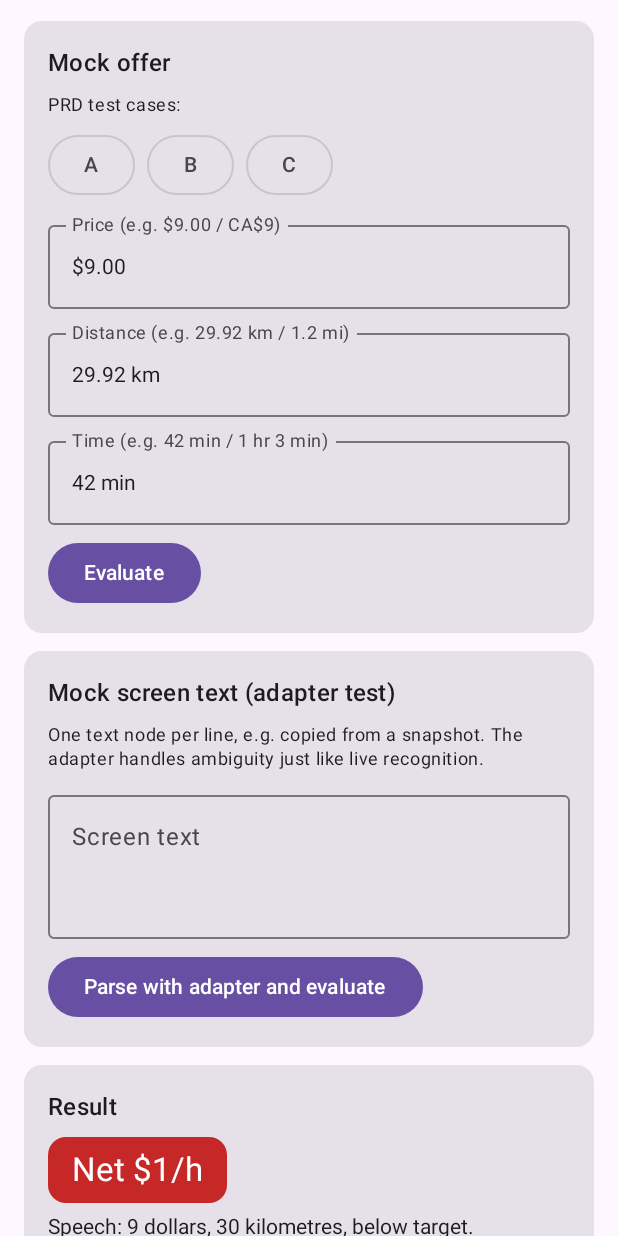
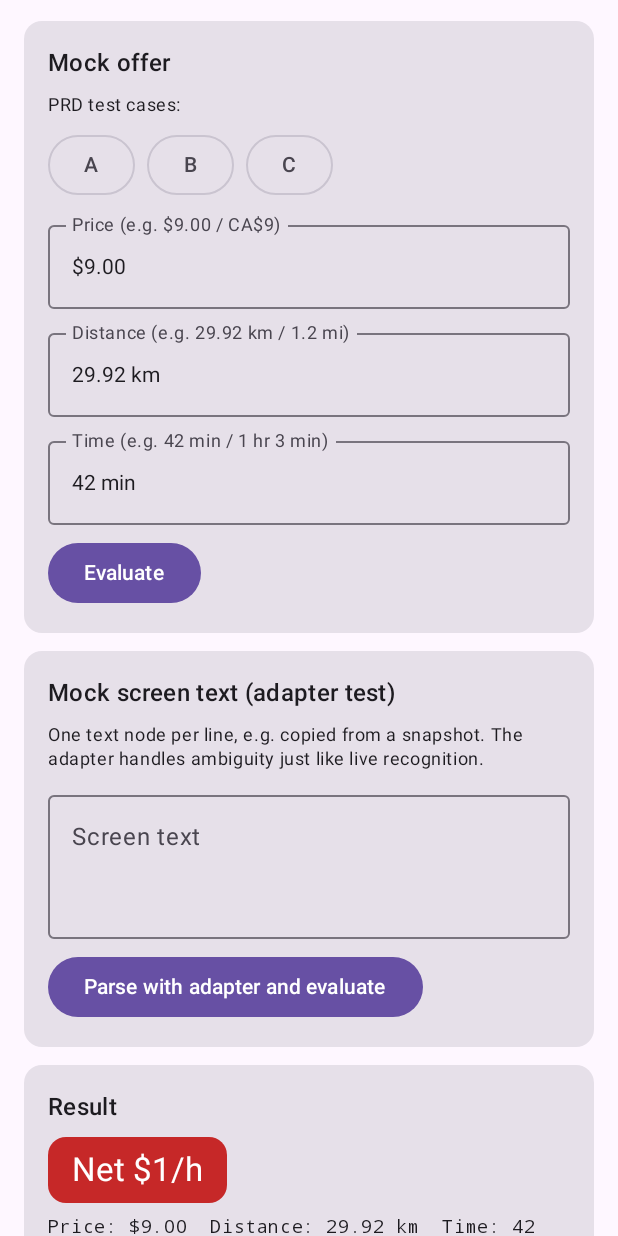
Before and after one commit to azureservertop-cell/FKUB-Filter-and-Kill-Underpaid-Bids, an Android app built with Jetpack Compose: the composable MockOfferScreen shown on its own in the app's theme, after a tap on "Evaluate", on a phone screen of 412 x 824 dp. Run offline under Robolectric (Android 15) with nearby library versions, the phone set to English and light mode, and no system bars; network calls fail; pictures from the network do not load.

Commit message:
Remove the spoken verdict; results are shown on screen only
Drops the TextToSpeech speaker, its switch and volume slider, the speech texts in core and the
TTS_SERVICE query. Glow, pill, tier sounds and vibration are unchanged.

Co-Authored-By: Claude Fable 5.2 <noreply@anthropic.com>
Claude-Session: https://claude.ai/code/session_012XktF4B26VbyMWCGLDP6DG

```diff
--- a/app/src/main/AndroidManifest.xml
+++ b/app/src/main/AndroidManifest.xml
@@ -7,9 +7,6 @@
     <uses-permission android:name="android.permission.INTERNET" />
 
     <queries>
-        <intent>
-            <action android:name="android.intent.action.TTS_SERVICE" />
-        </intent>
         <!-- Lists launchable apps so the user can pick which app to watch (no QUERY_ALL_PACKAGES needed). -->
         <intent>
             <action android:name="android.intent.action.MAIN" />
--- a/app/src/main/java/com/offerpilot/app/settings/AppSettings.kt
+++ b/app/src/main/java/com/offerpilot/app/settings/AppSettings.kt
@@ -48,12 +48,11 @@ val DEFAULT_TIER_SOUNDS: Map<Verdict, TierSound> = mapOf(
 /** All user settings (persisted locally in DataStore). */
 data class AppSettings(
     val evaluator: EvaluatorSettings = EvaluatorSettings(),
-    /** App, overlay and speech language. English by default. */
+    /** App and overlay language. English by default. */
     val language: Lang = Lang.EN,
     val fuel: FuelSettings = FuelSettings(),
     /** Master switch: when paused the service stays connected but doesn't recognize or alert. */
     val monitoringEnabled: Boolean = true,
-    val ttsEnabled: Boolean = true,
     /** Master switch for tier sounds: blue air horn, green coin, yellow none, red fart. */
     val soundEnabled: Boolean = true,
     /** Per-tier sound settings (custom file, volume, on/off). */
@@ -64,8 +63,6 @@ data class AppSettings(
     val edgeGlowEnabled: Boolean = true,
     /** When nodes don't contain the offer (Uber hides the popup), recognize it via accessibility screenshot + on-device OCR. */
     val ocrEnabled: Boolean = true,
-    /** 0.0–1.0 */
-    val ttsVolume: Float = 1.0f,
     val overlayPosition: OverlayPosition = OverlayPosition.TOP,
     val overlaySeconds: Int = 8,
     /** Keep the pill and glow until the offer leaves the screen instead of hiding them after [overlaySeconds]. */
--- a/app/src/main/java/com/offerpilot/app/settings/SettingsRepository.kt
+++ b/app/src/main/java/com/offerpilot/app/settings/SettingsRepository.kt
@@ -40,13 +40,11 @@ class SettingsRepository(private val context: Context) {
         val shopPerItem = doublePreferencesKey("shop_minutes_per_item")
         val shopUnits = booleanPreferencesKey("shop_count_units")
         val monitoring = booleanPreferencesKey("monitoring_enabled")
-        val tts = booleanPreferencesKey("tts_enabled")
         val sound = booleanPreferencesKey("sound_enabled")
         val vibration = booleanPreferencesKey("vibration_enabled")
         val overlay = booleanPreferencesKey("overlay_enabled")
         val ocr = booleanPreferencesKey("ocr_enabled")
         val glow = booleanPreferencesKey("edge_glow_enabled")
-        val volume = floatPreferencesKey("tts_volume")
         val overlayPos = stringPreferencesKey("overlay_position")
         val overlaySec = intPreferencesKey("overlay_seconds")
         val overlayUntilGone = booleanPreferencesKey("overlay_until_gone")
@@ -113,7 +111,6 @@ class SettingsRepository(private val context: Context) {
                 error = this[K.fuelError]?.ifEmpty { null },
             ),
             monitoringEnabled = this[K.monitoring] ?: d.monitoringEnabled,
-            ttsEnabled = this[K.tts] ?: d.ttsEnabled,
             soundEnabled = this[K.sound] ?: d.soundEnabled,
             tierSounds = SOUND_TIERS.associateWith { v ->
                 val def = DEFAULT_TIER_SOUNDS.getValue(v)
@@ -127,7 +124,6 @@ class SettingsRepository(private val context: Context) {
             overlayEnabled = this[K.overlay] ?: d.overlayEnabled,
             ocrEnabled = this[K.ocr] ?: d.ocrEnabled,
             edgeGlowEnabled = this[K.glow] ?: d.edgeGlowEnabled,
-            ttsVolume = this[K.volume] ?: d.ttsVolume,
             overlayPosition = this[K.overlayPos]?.let { runCatching { OverlayPosition.valueOf(it) }.getOrNull() } ?: d.overlayPosition,
             overlaySeconds = this[K.overlaySec] ?: d.overlaySeconds,
             overlayUntilGone = this[K.overlayUntilGone] ?: d.overlayUntilGone,
@@ -170,7 +166,6 @@ class SettingsRepository(private val context: Context) {
             p[K.shopPerItem] = e.shopMinutesPerItem
             p[K.shopUnits] = e.shopCountUnits
             p[K.monitoring] = n.monitoringEnabled
-            p[K.tts] = n.ttsEnabled
             p[K.sound] = n.soundEnabled
             for ((v, t) in n.tierSounds) {
                 p[booleanPreferencesKey("sound_${v.name}_on")] = t.enabled
@@ -181,7 +176,6 @@ class SettingsRepository(private val context: Context) {
             p[K.overlay] = n.overlayEnabled
             p[K.ocr] = n.ocrEnabled
             p[K.glow] = n.edgeGlowEnabled
-            p[K.volume] = n.ttsVolume
             p[K.overlayPos] = n.overlayPosition.name
             p[K.overlaySec] = n.overlaySeconds
             p[K.overlayUntilGone] = n.overlayUntilGone
--- a/app/src/main/java/com/offerpilot/app/ui/HomeScreen.kt
+++ b/app/src/main/java/com/offerpilot/app/ui/HomeScreen.kt
@@ -110,9 +110,6 @@ fun HomeScreen(s: AppSettings, repo: SettingsRepository, modifier: Modifier) {
         }
 
         Section(tr("Alerts", "辅助设置")) {
-            SwitchRow(tr("Spoken verdict", "语音播报"), s.ttsEnabled, { v -> upd { it.copy(ttsEnabled = v) } }, tr("After the sound, reads out price, distance and verdict", "音效之后读出金额、公里和结论"))
-            Text(tr("Speech volume ${(s.ttsVolume * 100).roundToInt()}%", "语音音量 ${(s.ttsVolume * 100).roundToInt()}%"))
-            Slider(value = s.ttsVolume, onValueChange = { v -> upd { it.copy(ttsVolume = v) } })
             SwitchRow(tr("Vibration", "震动"), s.vibrationEnabled, { v -> upd { it.copy(vibrationEnabled = v) } })
             SwitchRow(
                 tr("Screen edge glow", "屏幕边缘发光"), s.edgeGlowEnabled, { v -> upd { it.copy(edgeGlowEnabled = v) } },
--- a/app/src/main/java/com/offerpilot/app/ui/MockOfferScreen.kt
+++ b/app/src/main/java/com/offerpilot/app/ui/MockOfferScreen.kt
@@ -126,12 +126,11 @@ fun MockOfferScreen(s: AppSettings, modifier: Modifier) {
                     style = MaterialTheme.typography.titleLarge,
                     modifier = Modifier.background(verdictColor(r.verdict), RoundedCornerShape(12.dp)).padding(horizontal = 16.dp, vertical = 8.dp),
                 )
-                Text(tr("Speech: ", "语音：") + OfferMessages.speech(offer, r, lang))
                 Text(OfferMessages.detail(offer, r, lang), fontFamily = FontFamily.Monospace, style = MaterialTheme.typography.bodySmall)
                 Button(
                     onClick = { OfferMonitorService.instance?.preview(offer, r) },
                     enabled = status.serviceConnected,
-                ) { Text(if (status.serviceConnected) tr("Preview with overlay + speech", "用悬浮层 + 语音预览") else tr("Turn on the accessibility service to preview the overlay", "开启无障碍服务后可预览悬浮层")) }
+                ) { Text(if (status.serviceConnected) tr("Preview with overlay", "用悬浮层预览") else tr("Turn on the accessibility service to preview the overlay", "开启无障碍服务后可预览悬浮层")) }
             }
         }
     }
--- a/app/src/main/java/com/offerpilot/app/ui/RulesScreen.kt
+++ b/app/src/main/java/com/offerpilot/app/ui/RulesScreen.kt
@@ -147,8 +147,8 @@ fun RulesScreen(s: AppSettings, repo: SettingsRepository, modifier: Modifier) {
         Section(tr("Out-of-town offers", "跨城提醒")) {
             SwitchRow(
                 tr("Out-of-town alert", "跨城提醒"), e.outOfTownAlert, { v -> upd { it.copy(outOfTownAlert = v) } },
-                tr("When the city in the drop-off address isn't one of yours, the pill shows ⚠ and the city, and speech adds “watch the empty return”. Only the city name is compared, in memory, then discarded. It doesn't change the verdict.",
-                    "目的地地址里的城市不是你设置的城市时，提示条显示 ⚠ 和城市名，语音提醒“注意空驶回程”。只在内存中比对城市名，比完即丢弃，不影响档位判断。"),
+                tr("When the city in the drop-off address isn't one of yours, the pill shows ⚠ and the city, a reminder to watch the empty return. Only the city name is compared, in memory, then discarded. It doesn't change the verdict.",
+                    "目的地地址里的城市不是你设置的城市时，提示条显示 ⚠ 和城市名，提醒你注意空驶回程。只在内存中比对城市名，比完即丢弃，不影响档位判断。"),
             )
             if (e.outOfTownAlert) {
                 val sAll = s
--- a/app/src/main/res/values/strings.xml
+++ b/app/src/main/res/values/strings.xml
@@ -2,5 +2,5 @@
 <resources>
     <string name="app_name">FKUB</string>
     <string name="accessibility_label">FKUB · Offer check</string>
-    <string name="accessibility_description">Reads the price, distance and time from Uber Driver offer popups, evaluates them on the device and gives advice with sound, speech and an on-screen glow. Only the target apps from settings are read; nothing is uploaded; it never taps accept or reject for you.</string>
+    <string name="accessibility_description">Reads the price, distance and time from Uber Driver offer popups, evaluates them on the device and gives advice with an on-screen glow and sound. Only the target apps from settings are read; nothing is uploaded; it never taps accept or reject for you.</string>
 </resources>
--- a/core/src/main/kotlin/com/offerpilot/core/format/OfferMessages.kt
+++ b/core/src/main/kotlin/com/offerpilot/core/format/OfferMessages.kt
@@ -7,7 +7,7 @@ import com.offerpilot.core.model.Verdict
 import java.util.Locale
 import kotlin.math.roundToInt
 
-/** Short overlay and speech texts (PRD 5.2 / 5.3). Addresses are never read aloud. */
+/** Short overlay texts (PRD 5.2). Addresses are never shown. */
 object OfferMessages {
 
     /**
@@ -20,23 +20,6 @@ object OfferMessages {
         val v = h.roundToInt()
         val prefix = lang.t("Net", "净")
         return town + if (v < 0) "$prefix -$" + (-v) + "/h" else "$prefix $" + v + "/h"
-    }
-
-    /** EN: "9 dollars, 30 kilometres, below target." ZH: "9块，30公里，不达标。" Unknown: "Offer details incomplete." */
-    fun speech(offer: DeliveryOffer, result: EvaluationResult, lang: Lang = Lang.EN, outOfTown: String? = null): String {
-        val town = outOfTown?.let { lang.t(" Out of town to $it, watch the empty return.", "跨城单，去$it，注意空驶回程。") } ?: ""
-        return speechCore(offer, result, lang) + town
-    }
-
-    private fun speechCore(offer: DeliveryOffer, result: EvaluationResult, lang: Lang): String {
-        if (result.verdict == Verdict.UNKNOWN) return Verdict.UNKNOWN.speech(lang) + lang.t(".", "。")
-        val p = offer.estimatedPayout!!.roundToInt()
-        val k = offer.distanceKm!!.roundToInt()
-        val word = result.verdict.speech(lang)
-        return when (lang) {
-            Lang.ZH -> "${p}块，${k}公里，$word。"
-            Lang.EN -> "$p ${if (p == 1) "dollar" else "dollars"}, $k ${if (k == 1) "kilometre" else "kilometres"}, $word."
-        }
     }
 
     /** Detailed explanation for the home and mock pages. */
```
Also changed, not shown: app/src/main/java/com/offerpilot/app/accessibility/OfferMonitorService.kt (+4 -20 lines), app/src/main/java/com/offerpilot/app/speech/Speaker.kt (deleted, +0 -59 lines), core/src/main/kotlin/com/offerpilot/core/model/Evaluation.kt (+5 -8 lines), 5 other files.
